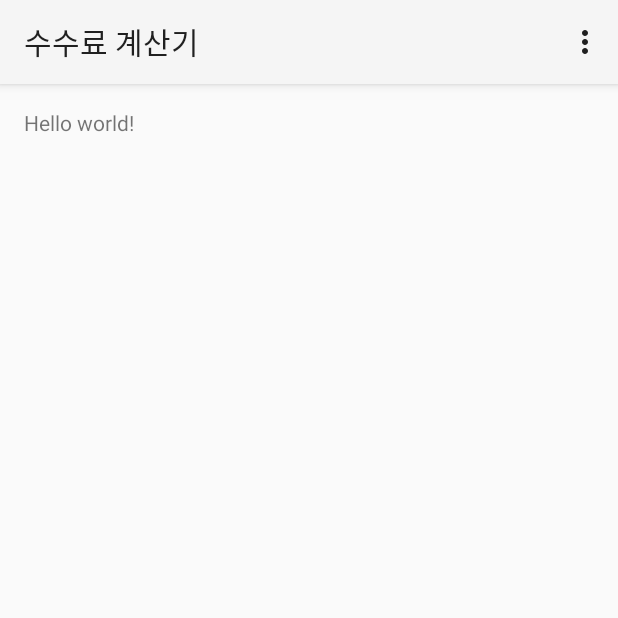
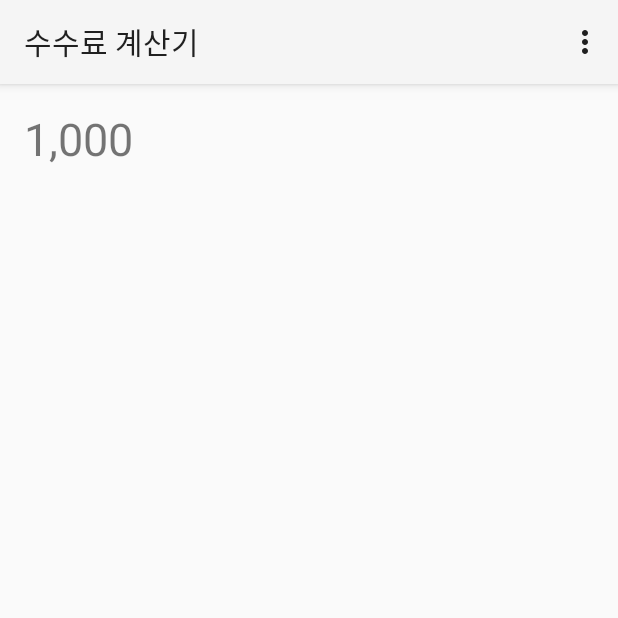
Before and after one commit to harrydrippin/KRWCalc, an Android app: the screen it shows after launch (MainActivity), on a phone screen of 412 x 824 dp, the top half of it. Run offline under Robolectric (Android 15) with nearby library versions, the phone set to English and light mode, and no system bars.

```diff
--- a/app/src/main/java/com/kmucs/krwcalc/lib/DBManager.java
+++ b/app/src/main/java/com/kmucs/krwcalc/lib/DBManager.java
@@ -36,7 +36,7 @@ public class DBManager extends SQLiteOpenHelper {
         }
     }
 
-    public String getCardData() {
+    public String getData() {
         try {
             SQLiteDatabase db = getReadableDatabase();
             String str = "";
--- a/app/src/main/res/layout/activity_main.xml
+++ b/app/src/main/res/layout/activity_main.xml
@@ -5,7 +5,7 @@
     android:paddingTop="@dimen/activity_vertical_margin"
     android:paddingBottom="@dimen/activity_vertical_margin" tools:context=".MainActivity">
 
-    <TextView android:text="@string/hello_world" android:layout_width="wrap_content"
-        android:layout_height="wrap_content" />
+    <TextView android:text="1,000" android:layout_width="wrap_content"
+        android:layout_height="wrap_content" android:textSize="30sp"/>
 
 </RelativeLayout>
```
Also changed, not shown: app/src/main/java/com/kmucs/krwcalc/lib/CardManager.java (+23 -0 lines).
